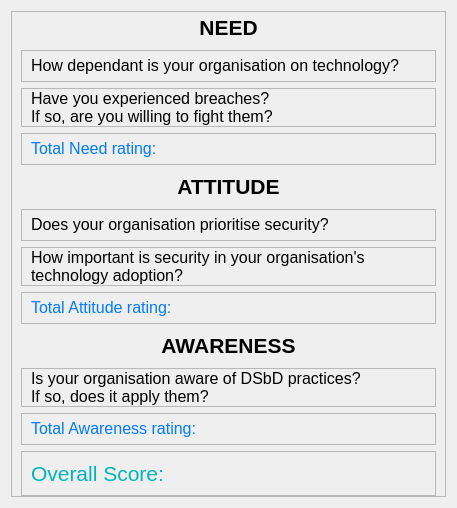
First picture: the form in src/ui_design/score_list.ui, repository mikukula/SAT, before the edit.
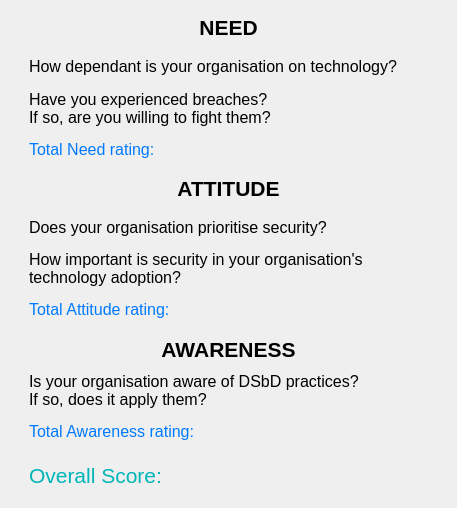
Second picture: the form after the edit.

Commit message: frame borders removed

The edit to the form file:
```diff
--- a/src/ui_design/score_list.ui
+++ b/src/ui_design/score_list.ui
@@ -17,7 +17,7 @@
    <item>
     <widget class="QFrame" name="display_frame">
      <property name="frameShape">
-      <enum>QFrame::StyledPanel</enum>
+      <enum>QFrame::NoFrame</enum>
      </property>
      <property name="frameShadow">
       <enum>QFrame::Raised</enum>
@@ -39,7 +39,7 @@
       <item>
        <widget class="QFrame" name="frame_4">
         <property name="frameShape">
-         <enum>QFrame::StyledPanel</enum>
+         <enum>QFrame::NoFrame</enum>
         </property>
         <property name="frameShadow">
          <enum>QFrame::Raised</enum>
@@ -90,7 +90,7 @@
       <item>
        <widget class="QFrame" name="frame_5">
         <property name="frameShape">
-         <enum>QFrame::StyledPanel</enum>
+         <enum>QFrame::NoFrame</enum>
         </property>
         <property name="frameShadow">
          <enum>QFrame::Raised</enum>
@@ -141,7 +141,7 @@
       <item>
        <widget class="QFrame" name="frame_6">
         <property name="frameShape">
-         <enum>QFrame::StyledPanel</enum>
+         <enum>QFrame::NoFrame</enum>
         </property>
         <property name="frameShadow">
          <enum>QFrame::Raised</enum>
@@ -199,7 +199,7 @@
       <item>
        <widget class="QFrame" name="frame_7">
         <property name="frameShape">
-         <enum>QFrame::StyledPanel</enum>
+         <enum>QFrame::NoFrame</enum>
         </property>
         <property name="frameShadow">
          <enum>QFrame::Raised</enum>
@@ -244,7 +244,7 @@
       <item>
        <widget class="QFrame" name="frame_8">
         <property name="frameShape">
-         <enum>QFrame::StyledPanel</enum>
+         <enum>QFrame::NoFrame</enum>
         </property>
         <property name="frameShadow">
          <enum>QFrame::Raised</enum>
@@ -295,7 +295,7 @@
       <item>
        <widget class="QFrame" name="frame_9">
         <property name="frameShape">
-         <enum>QFrame::StyledPanel</enum>
+         <enum>QFrame::NoFrame</enum>
         </property>
         <property name="frameShadow">
          <enum>QFrame::Raised</enum>
@@ -347,7 +347,7 @@
       <item>
        <widget class="QFrame" name="frame_10">
         <property name="frameShape">
-         <enum>QFrame::StyledPanel</enum>
+         <enum>QFrame::NoFrame</enum>
         </property>
         <property name="frameShadow">
          <enum>QFrame::Raised</enum>
@@ -392,7 +392,7 @@
       <item>
        <widget class="QFrame" name="frame_2">
         <property name="frameShape">
-         <enum>QFrame::StyledPanel</enum>
+         <enum>QFrame::NoFrame</enum>
         </property>
         <property name="frameShadow">
          <enum>QFrame::Raised</enum>
@@ -437,7 +437,7 @@
       <item>
        <widget class="QFrame" name="frame_11">
         <property name="frameShape">
-         <enum>QFrame::StyledPanel</enum>
+         <enum>QFrame::NoFrame</enum>
         </property>
         <property name="frameShadow">
          <enum>QFrame::Raised</enum>
```
Left out of the diff: 44 changed lines with no effect on the pictures. The commit also changes 9 other files.
